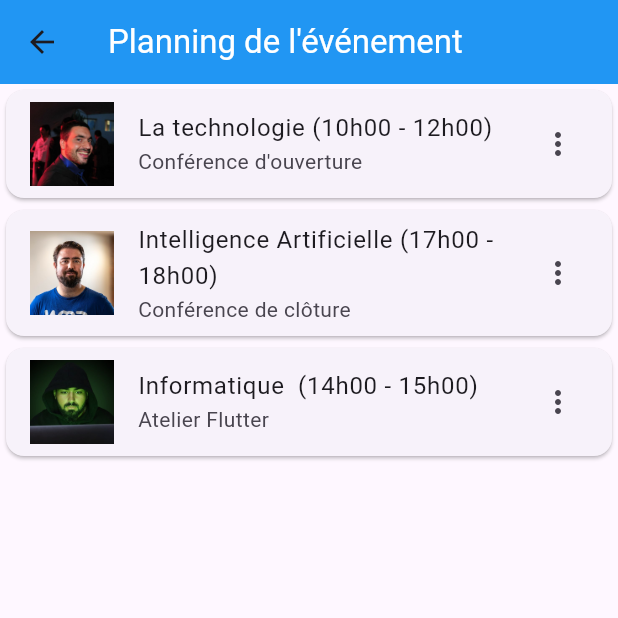
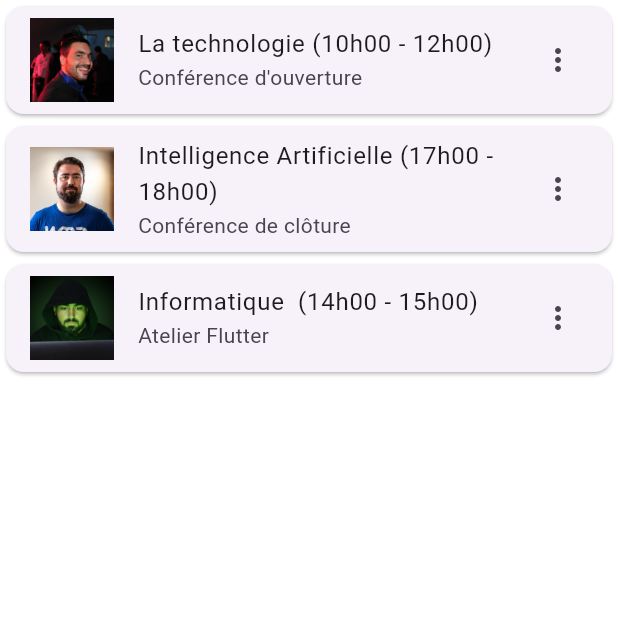
Before and after one commit to layesow/Salon-conference, a Flutter app: the screen it shows after launch, after a tap on "Voir le planning", on a phone screen of 412 x 824 dp, the top half of it. Run offline on Flutter 3.47's test engine with Material 3 defaults, Android fonts, the phone set to English and light mode, and no system bars; our stand-ins replace flutter_svg.

Commit message:
centralisation de Scaffold pour que tout les ecran est le meme Scaffold et ajout de la bare de navigation en bas donc les Scaffold des autre ecrans sont ecrasser et on a un seule Scaffold dans main pour evitere de repeter la bontomnavigation bar

```diff
--- a/lib/main.dart
+++ b/lib/main.dart
@@ -9,8 +9,30 @@ class MyApp extends StatelessWidget {
 
   @override
   Widget build(BuildContext context) {
-    return const MaterialApp(
-      home : HomePage(),
+    return MaterialApp(
+      home : Scaffold(
+        appBar: AppBar(
+          title: const Text("Sallon-Conf"),
+        ),
+        body: const HomePage(),
+        bottomNavigationBar: BottomNavigationBar(
+          selectedItemColor: Colors.blue,
+          unselectedItemColor: Colors.grey,
+          iconSize: 32,
+          elevation: 10,
+
+          items: const [
+            BottomNavigationBarItem(
+              icon: Icon(Icons.home),
+              label: "Accueil"
+            ),
+            BottomNavigationBarItem(
+              icon: Icon(Icons.calendar_month),
+              label: "Planning"
+            ),
+          ],
+        ),
+      ),
     );
   }
 }
--- a/lib/pages/event_page.dart
+++ b/lib/pages/event_page.dart
@@ -35,16 +35,7 @@ class _EventPageState extends State<EventPage> {
 
   @override
   Widget build(BuildContext context) {
-    return Scaffold(
-      appBar: AppBar(
-        title: const Text("Planning de l'événement"
-          , style: TextStyle(
-            color: Colors.white
-          ),
-        ),
-        backgroundColor: Colors.blue,
-      ),
-      body: Center(
+    return Center(
         child: ListView.builder(
           itemCount: events.length,
           itemBuilder: (context, index) {
@@ -66,7 +57,6 @@ class _EventPageState extends State<EventPage> {
 
           },
         )
-      ),
-    );
+      );
   }
 }
--- a/lib/pages/home_page.dart
+++ b/lib/pages/home_page.dart
@@ -9,17 +9,7 @@ class HomePage extends StatelessWidget {
 
   @override
   Widget build(BuildContext context) {
-    return Scaffold(
-      appBar: AppBar(
-        title: const Text('Sallon-Conf',
-          style: TextStyle(
-            color: Colors.white
-          ),
-        ),
-        backgroundColor: Colors.blue,
-
-      ),
-      body: Center(
+    return Center(
         child: Column(
           mainAxisAlignment: MainAxisAlignment.center,
           children: [
@@ -70,7 +60,6 @@ class HomePage extends StatelessWidget {
             )
           ],
         ),
-      ),
-    );
+      );
   }
 }
```
